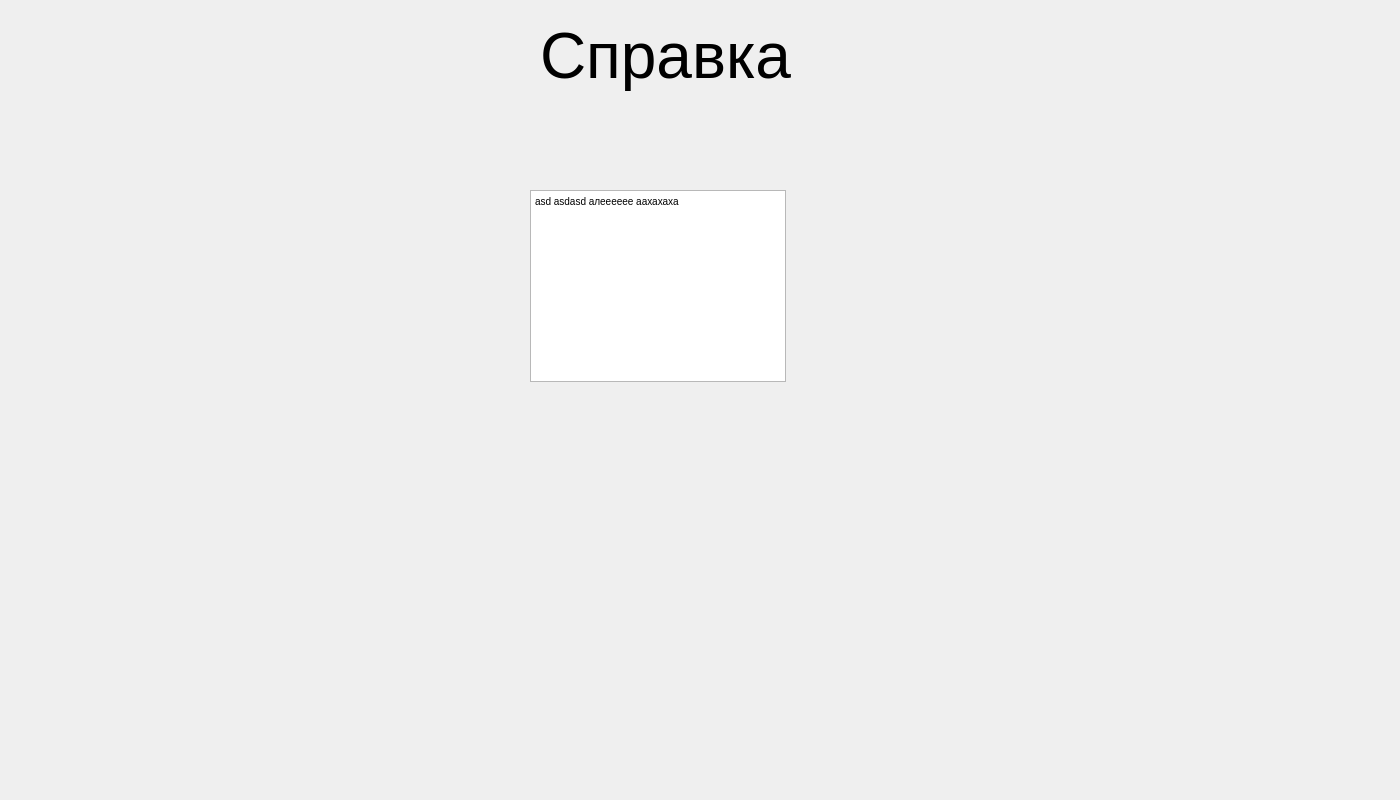
tixdim/QT_school, file Python_files/UI_files/Spravka.ui: the form before one commit.
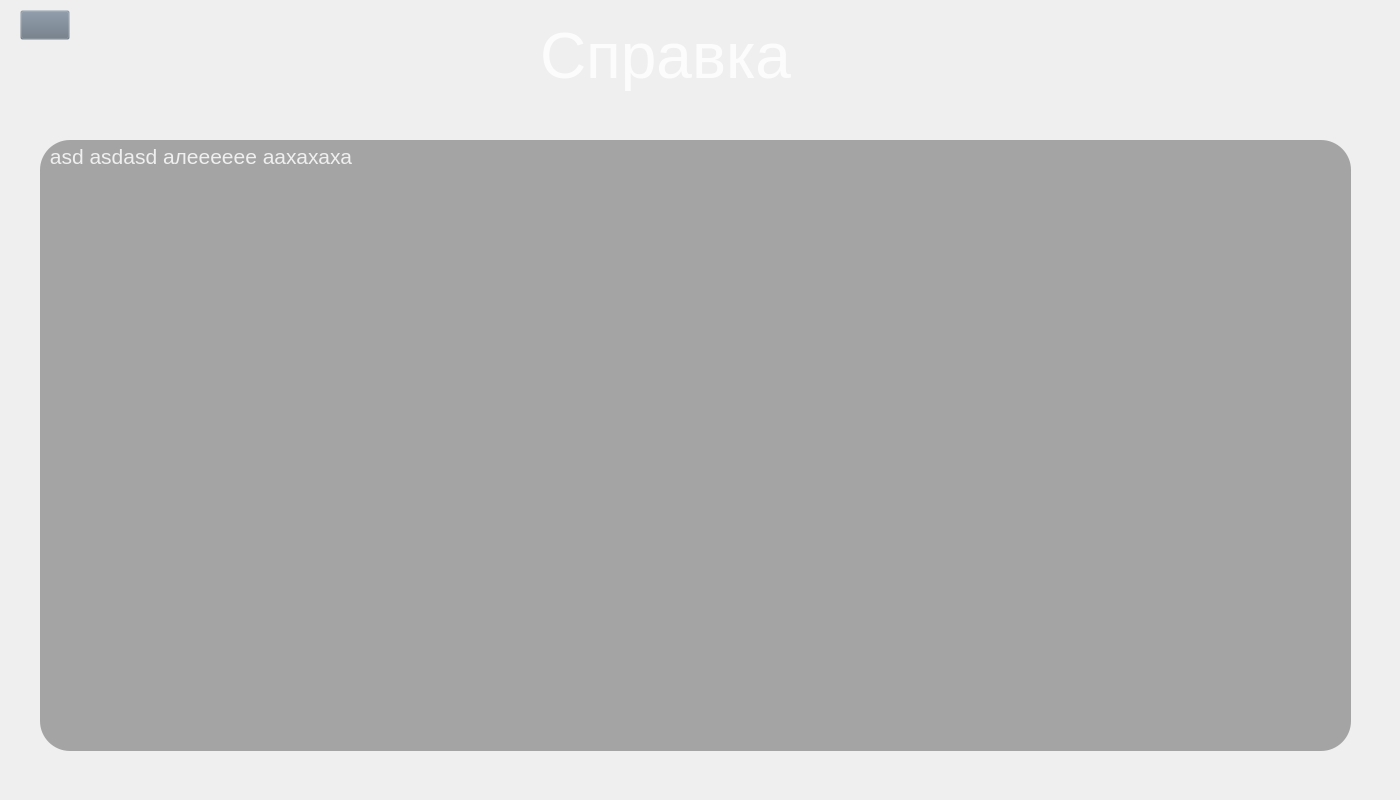
The form after the commit. Icons and pictures are not drawn.

Commit message: накинул дизайн справки

The edit to the form file:
```diff
--- a/Python_files/UI_files/Spravka.ui
+++ b/Python_files/UI_files/Spravka.ui
@@ -13,6 +13,15 @@
   <property name="windowTitle">
    <string>Form</string>
   </property>
+  <property name="styleSheet">
+   <string notr="true">QPushButton#back{
+	background-color: rgba(105, 118, 132, 0);
+}
+QPushButton#back:pressed{
+	padding-left: 2px;
+	padding-top: 2px;
+}</string>
+  </property>
   <widget class="QLabel" name="label">
    <property name="geometry">
     <rect>
@@ -28,6 +37,9 @@
      <pointsize>48</pointsize>
     </font>
    </property>
+   <property name="styleSheet">
+    <string notr="true">color: rgba(255, 255, 255, 210);</string>
+   </property>
    <property name="text">
     <string>Справка</string>
    </property>
@@ -35,18 +47,53 @@
   <widget class="QTextBrowser" name="textBrowser">
    <property name="geometry">
     <rect>
-     <x>530</x>
-     <y>190</y>
-     <width>256</width>
-     <height>192</height>
+     <x>40</x>
+     <y>140</y>
+     <width>1311</width>
+     <height>611</height>
     </rect>
    </property>
+   <property name="font">
+    <font>
+     <pointsize>30</pointsize>
+     <weight>75</weight>
+     <bold>true</bold>
+    </font>
+   </property>
+   <property name="styleSheet">
+    <string notr="true">	color: rgba(255, 255, 255, 210);
+	border-radius:30px;
+	background-color: rgba(0, 0, 0, 80);</string>
+   </property>
    <property name="html">
     <string>&lt;!DOCTYPE HTML PUBLIC &quot;-//W3C//DTD HTML 4.0//EN&quot; &quot;http://www.w3.org/TR/REC-html40/strict.dtd&quot;&gt;
 &lt;html&gt;&lt;head&gt;&lt;meta name=&quot;qrichtext&quot; content=&quot;1&quot; /&gt;&lt;style type=&quot;text/css&quot;&gt;
 p, li { white-space: pre-wrap; }
-&lt;/style&gt;&lt;/head&gt;&lt;body style=&quot; font-family:'MS Shell Dlg 2'; font-size:7.8pt; font-weight:400; font-style:normal;&quot;&gt;
-&lt;p style=&quot; margin-top:0px; margin-bottom:0px; margin-left:0px; margin-right:0px; -qt-block-indent:0; text-indent:0px;&quot;&gt;asd asdasd алееееее аахахаха&lt;/p&gt;&lt;/body&gt;&lt;/html&gt;</string>
+&lt;/style&gt;&lt;/head&gt;&lt;body style=&quot; font-family:'MS Shell Dlg 2'; font-size:30pt; font-weight:600; font-style:normal;&quot;&gt;
+&lt;p style=&quot; margin-top:0px; margin-bottom:0px; margin-left:0px; margin-right:0px; -qt-block-indent:0; text-indent:0px;&quot;&gt;&lt;span style=&quot; font-size:16pt; font-weight:400;&quot;&gt; asd asdasd алееееее аахахаха&lt;/span&gt;&lt;/p&gt;&lt;/body&gt;&lt;/html&gt;</string>
+   </property>
+  </widget>
+  <widget class="QPushButton" name="back">
+   <property name="geometry">
+    <rect>
+     <x>20</x>
+     <y>10</y>
+     <width>50</width>
+     <height>30</height>
+    </rect>
+   </property>
+   <property name="text">
+    <string/>
+   </property>
+   <property name="icon">
+    <iconset>
+     <normaloff>../Images/right-arrows.png</normaloff>../Images/right-arrows.png</iconset>
+   </property>
+   <property name="iconSize">
+    <size>
+     <width>30</width>
+     <height>30</height>
+    </size>
    </property>
   </widget>
  </widget>
```
The commit also changes 2 other files.
